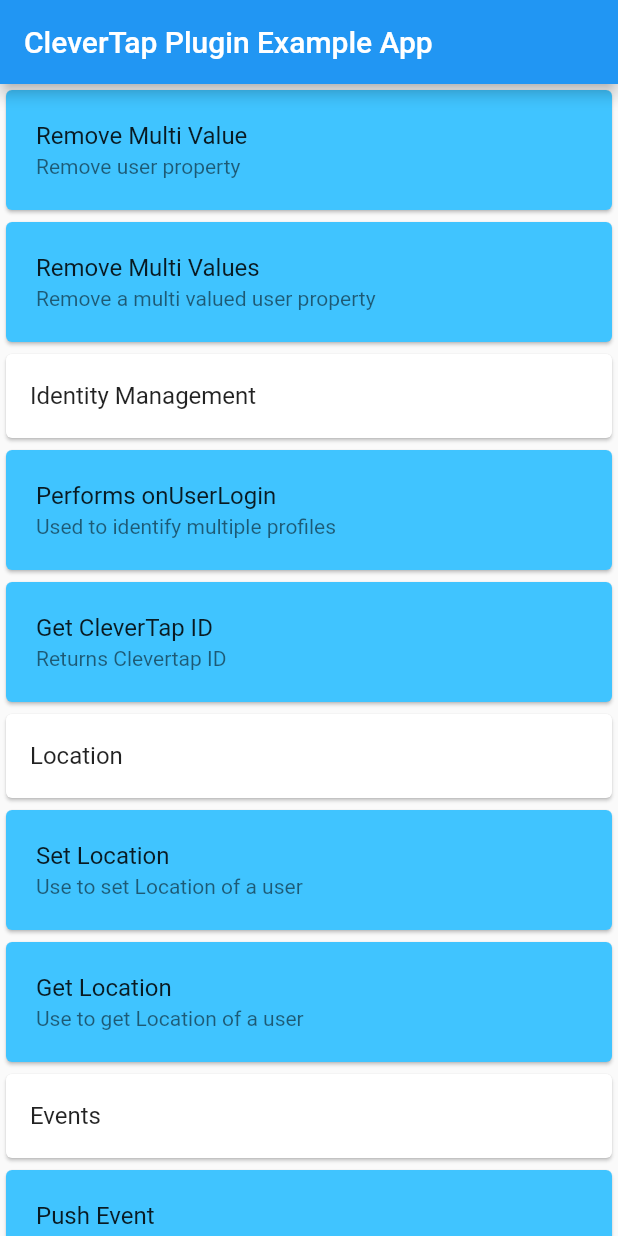
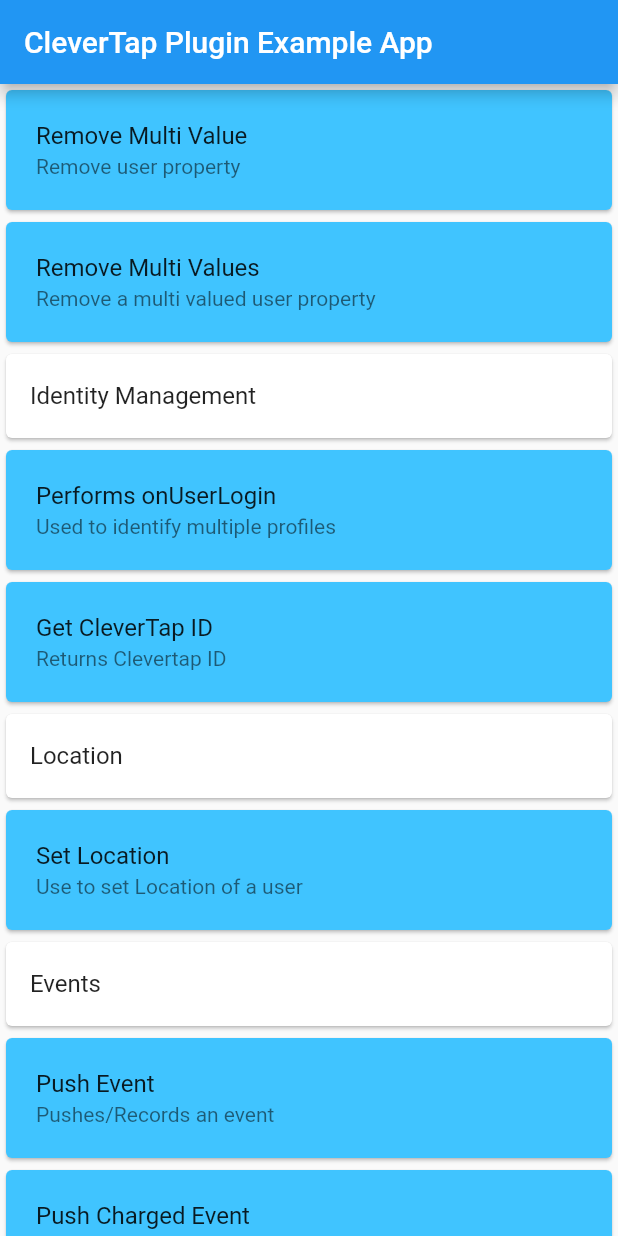
Before and after one commit to CleverTap/clevertap-flutter, a Flutter app: the screen it shows after launch, scrolled down 576 dp, on a phone screen of 412 x 824 dp. Run offline on Flutter 3.47's test engine with Material 2 defaults, Android fonts, the phone set to English and light mode, and no system bars; drawn by our look-alikes of flutter_styled_toast.

Commit message:
Update to example dart file

```diff
--- a/example/lib/main.dart
+++ b/example/lib/main.dart
@@ -333,17 +333,6 @@ class _MyAppState extends State<MyApp> {
                       title: Text("Set Location"),
                       subtitle: Text("Use to set Location of a user"),
                       onTap: setLocation,
-                    ),
-                  ),
-                ),
-                Card(
-                  color: Colors.lightBlueAccent,
-                  child: Padding(
-                    padding: const EdgeInsets.all(4.0),
-                    child: ListTile(
-                      title: Text("Get Location"),
-                      subtitle: Text("Use to get Location of a user"),
-                      onTap: getLocation,
                     ),
                   ),
                 ),
@@ -1081,13 +1070,6 @@ class _MyAppState extends State<MyApp> {
     showToast("Location is set");
   }
 
-  void getLocation() {
-    var lat = 20.07;
-    var long = 71.87;
-    CleverTapPlugin.getLocation(lat, long);
-    showToast("Got the location");
-  }
-
   void getCTAttributionId() {
     CleverTapPlugin.profileGetCleverTapAttributionIdentifier()
         .then((attributionId) {
```
